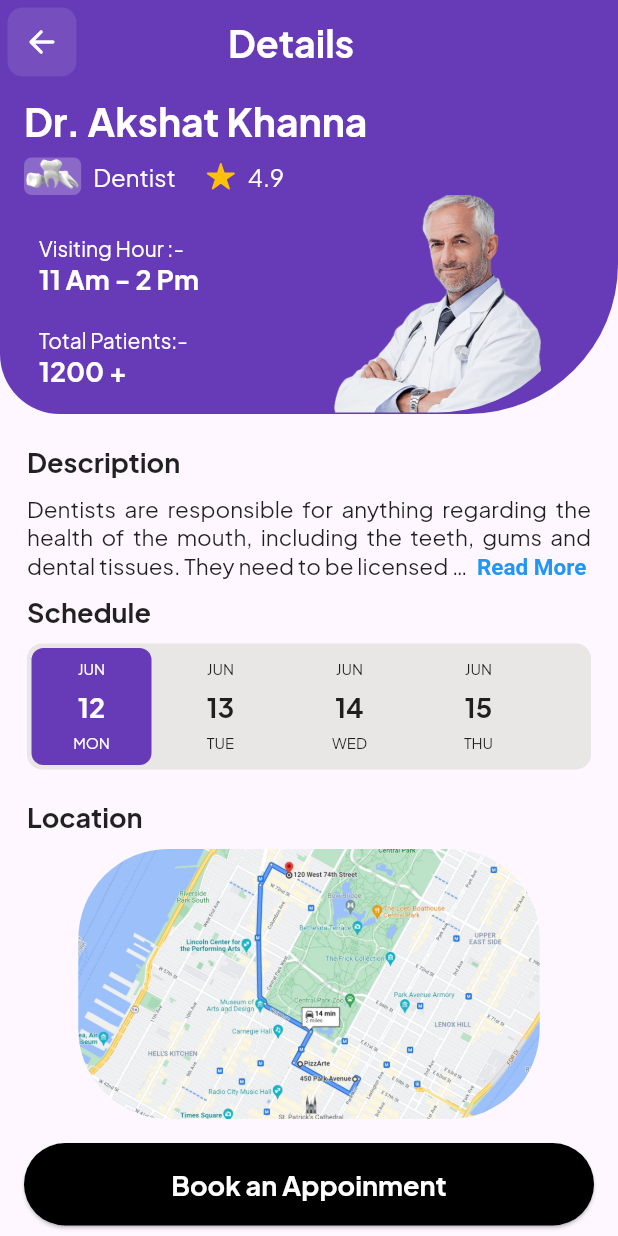
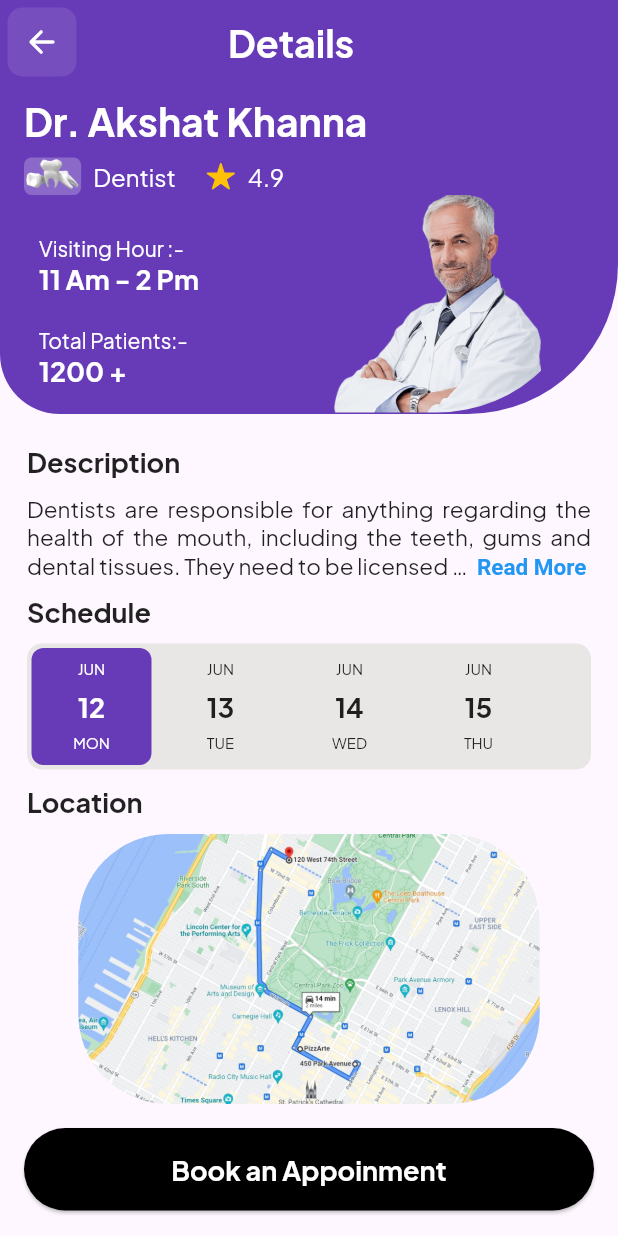
Before and after one commit to Akshat1502/MedAPP-UI, a Flutter app: the screen it shows after launch, on a phone screen of 412 x 824 dp. Run offline on Flutter 3.47's test engine with Material 2 defaults, Android fonts, the phone set to English and light mode, and no system bars; drawn by our look-alikes of date_picker_timeline, readmore; our stand-ins replace google_fonts, ionicons, smooth_page_indicator.

Commit message:
changes in the book an appointment button just shifted it above

```diff
--- a/lib/third_page.dart
+++ b/lib/third_page.dart
@@ -137,7 +137,7 @@ class ThirdPage extends StatelessWidget {
                 ),
               ),
             ),
-            const SizedBox(height: 20,),
+            const SizedBox(height: 10,),
              Padding(
               padding: const EdgeInsets.only(left: 18,),
               child: const Text('Location',style: TextStyle(fontSize: 18,fontWeight: FontWeight.bold,),),
```
